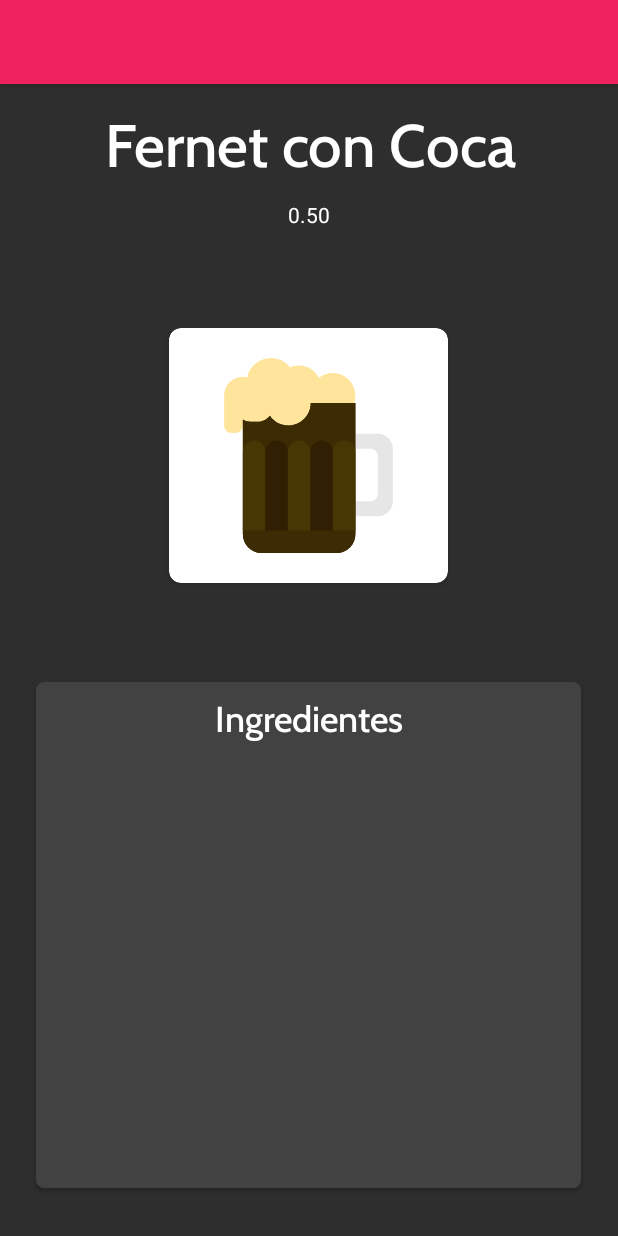
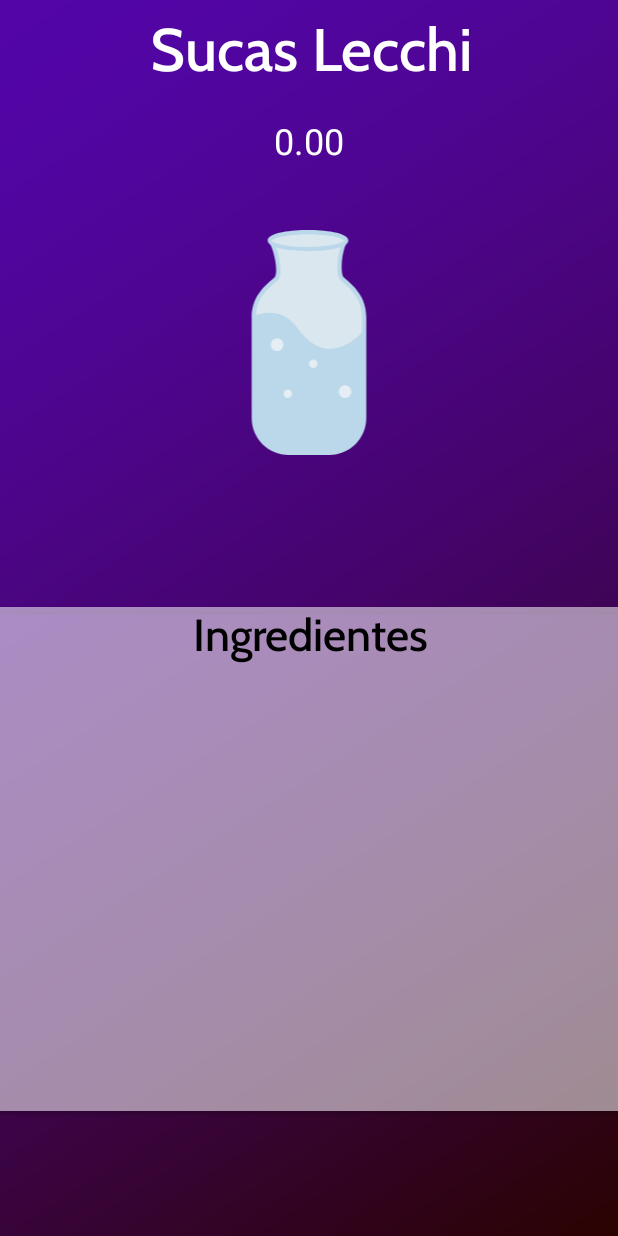
Before and after one commit to RamosMicaela/BarmanIOT, an Android app: the TragosActivity screen opened directly, with no data from a screen before it, on a phone screen of 412 x 824 dp. Run offline under Robolectric (Android 15) with nearby library versions, the phone set to English and light mode, and no system bars; Roboto replaces fonts that are not available here.

Commit message:
Cambios estéticos a la app

```diff
--- a/Android/BarmanIOT/app/src/main/AndroidManifest.xml
+++ b/Android/BarmanIOT/app/src/main/AndroidManifest.xml
@@ -8,7 +8,7 @@
         android:label="@string/app_name"
         android:roundIcon="@mipmap/ic_launcher_round"
         android:supportsRtl="true"
-        android:theme="@style/AppTheme">
+        android:theme="@style/AppTheme.NoActionBar">
         <activity android:name=".TragosActivity"></activity>
         <activity
             android:name=".MainActivity"
--- a/Android/BarmanIOT/app/src/main/java/com/example/myapplication/MainActivity.java
+++ b/Android/BarmanIOT/app/src/main/java/com/example/myapplication/MainActivity.java
@@ -28,8 +28,10 @@ public class MainActivity extends AppCompatActivity {
     protected void onCreate(Bundle savedInstanceState) {
         super.onCreate(savedInstanceState);
         setContentView(R.layout.activity_main);
-        Toolbar toolbar = findViewById(R.id.toolbar);
-        setSupportActionBar(toolbar);
+    }
+
+    public void onClickPingButton(View v) {
+
     }
 
     public void onClickTragos(View v){
--- a/Android/BarmanIOT/app/src/main/java/com/example/myapplication/adapters/TragosPagerAdapter.java
+++ b/Android/BarmanIOT/app/src/main/java/com/example/myapplication/adapters/TragosPagerAdapter.java
@@ -13,29 +13,38 @@ import android.widget.TextView;
 import com.example.myapplication.R;
 import com.example.myapplication.model.Trago;
 
+import java.util.ArrayList;
 import java.util.Locale;
 
 public class TragosPagerAdapter extends PagerAdapter {
     private Context mContext;
-    private Trago[] mTragos;
+    private ArrayList<Trago> mTragos;
     public TragosPagerAdapter(Context context) {
         mContext = context;
-        Trago trago = new Trago("Fernet con Coca", .5f, R.drawable.ic_fernet);
-        mTragos = new Trago[5];
-        mTragos[0] = trago;
+        mTragos = new ArrayList<>();
+
+        Trago trago = new Trago("Sucas Lecchi", 0.0f, R.drawable.ic_water);
+        mTragos.add(trago);
+
+        trago = new Trago("Fernet con Coca", .5f, R.drawable.ic_fernet);
+        mTragos.add(trago);
+
+        trago = new Trago("Destornillador", .3f, R.drawable.ic_destornillador);
+        mTragos.add(trago);
+
         trago = new Trago("Gancia con Sprite", .4f, R.drawable.ic_gancia);
-        mTragos[1] = trago;
-        trago = new Trago("Destornillador", .3f, R.drawable.ic_destornillador);
-        mTragos[2] = trago;
-        trago = new Trago("Cuba Libre", .2f, R.drawable.ic_champagne);
-        mTragos[3] = trago;
+        mTragos.add(trago);
+
+        trago = new Trago("Cuba Libre", .2f, R.drawable.ic_wisky);
+        mTragos.add(trago);
+
         trago = new Trago("Banana Mama", .1f, R.drawable.ic_daikiri);
-        mTragos[4] = trago;
+        mTragos.add(trago);
     }
 
     @Override
     public int getCount() {
-        return mTragos.length;
+        return mTragos.size();
     }
 
     @Override
@@ -50,9 +59,9 @@ public class TragosPagerAdapter extends PagerAdapter {
         LayoutInflater inflater = LayoutInflater.from(mContext);
         ViewGroup layout = (ViewGroup) inflater.inflate(R.layout.page_trago, collection, false);
 
-        ((TextView)layout.findViewById(R.id.nombreTextView)).setText(mTragos[position].getNombre());
-        ((TextView)layout.findViewById(R.id.graduacionTextView)).setText(String.format(Locale.getDefault(),"%.2f",mTragos[position].getGraduacion()));
-        ((ImageView)layout.findViewById(R.id.tragoImage)).setImageResource(mTragos[position].getmIcon());
+        ((TextView)layout.findViewById(R.id.nombreTextView)).setText(mTragos.get(position).getNombre());
+        ((TextView)layout.findViewById(R.id.graduacionTextView)).setText(String.format(Locale.getDefault(),"%.2f",mTragos.get(position).getGraduacion()));
+        ((ImageView)layout.findViewById(R.id.tragoImage)).setImageResource(mTragos.get(position).getmIcon());
         collection.addView(layout);
         return layout;
     }
@@ -65,7 +74,7 @@ public class TragosPagerAdapter extends PagerAdapter {
 
     @Override
     public CharSequence getPageTitle(int position) {
-        return mTragos[position].getNombre();
+        return mTragos.get(position).getNombre();
     }
 
 }
--- /dev/null
+++ b/Android/BarmanIOT/app/src/main/res/drawable/ic_background_gradient_violeta.xml
@@ -0,0 +1,19 @@
+<vector android:height="24dp" android:viewportHeight="1920"
+    android:viewportWidth="1080" android:width="24dp"
+    xmlns:aapt="http://schemas.android.com/aapt" xmlns:android="http://schemas.android.com/apk/res/android">
+    <path android:pathData="M0,0h1080v1920h-1080z"
+        android:strokeColor="#000000" android:strokeWidth="1">
+        <aapt:attr name="android:fillColor">
+            <gradient android:endX="1090.6921" android:endY="1913.8269"
+                android:startX="-10.6921" android:startY="6.1731" android:type="linear">
+                <item android:color="#FF5305A8" android:offset="0"/>
+                <item android:color="#FF5105A1" android:offset="0.1166"/>
+                <item android:color="#FF4D058D" android:offset="0.287"/>
+                <item android:color="#FF45046D" android:offset="0.4904"/>
+                <item android:color="#FF3A0441" android:offset="0.7193"/>
+                <item android:color="#FF2C0308" android:offset="0.9666"/>
+                <item android:color="#FF2A0300" android:offset="1"/>
+            </gradient>
+        </aapt:attr>
+    </path>
+</vector>
--- /dev/null
+++ b/Android/BarmanIOT/app/src/main/res/drawable/ic_water.xml
@@ -0,0 +1,14 @@
+<vector android:height="24dp" android:viewportHeight="53"
+    android:viewportWidth="53" android:width="24dp" xmlns:android="http://schemas.android.com/apk/res/android">
+    <path android:fillColor="#DAE7EF" android:pathData="M17.272,2.5c1.376,1.039 2.781,7.875 1.474,9c-2.108,1.815 -5.247,4.242 -5.247,9v23.791c0,4.515 3.694,8.209 8.209,8.209h9.582c4.515,0 8.209,-3.694 8.209,-8.209V20.5c0,-4.772 -3.099,-7.193 -5.173,-9.013c-1.286,-1.129 -0.424,-7.961 0.946,-8.987"/>
+    <path android:fillColor="#BBD7EA" android:pathData="M31.291,53h-9.582C16.907,53 13,49.093 13,44.291V20.5c0,-4.746 2.943,-7.261 5.093,-9.098l0.328,-0.281c0.182,-0.156 0.379,-0.765 0.341,-1.965c-0.084,-2.59 -1.079,-5.721 -1.791,-6.257l0.604,-0.799c1.227,0.927 2.114,4.778 2.187,7.023c0.046,1.416 -0.179,2.316 -0.688,2.755l-0.331,0.283C16.63,13.968 14,16.215 14,20.5v23.791C14,48.542 17.458,52 21.709,52h9.582C35.542,52 39,48.542 39,44.291V20.5c0,-4.284 -2.58,-6.528 -4.652,-8.332l-0.351,-0.305c-0.745,-0.654 -0.842,-2.354 -0.791,-3.666c0.073,-1.901 0.618,-5.236 1.767,-6.098l0.6,0.801c-0.564,0.423 -1.269,2.794 -1.367,5.335c-0.063,1.657 0.181,2.639 0.452,2.876l0.347,0.303C37.112,13.248 40,15.761 40,20.5v23.791C40,49.093 36.093,53 31.291,53z"/>
+    <path android:fillColor="#DAE7EF" android:pathData="M17.272,2.5a9,2 0,1 0,18 0a9,2 0,1 0,-18 0z"/>
+    <path android:fillColor="#BBD7EA" android:pathData="M26.272,5c-3.528,0 -9.5,-0.526 -9.5,-2.5s5.972,-2.5 9.5,-2.5s9.5,0.526 9.5,2.5S29.801,5 26.272,5zM26.272,1c-5.303,0 -8.353,0.982 -8.501,1.509C17.92,3.018 20.97,4 26.272,4c5.273,0 8.319,-0.972 8.498,-1.5C34.592,1.972 31.546,1 26.272,1z"/>
+    <path android:fillColor="#231F20" android:pathData="M30.5,45.59m-1,0a1,1 0,1 1,2 0a1,1 0,1 1,-2 0"/>
+    <path android:fillColor="#231F20" android:pathData="M23,47.09m-1.5,0a1.5,1.5 0,1 1,3 0a1.5,1.5 0,1 1,-3 0"/>
+    <path android:fillColor="#BBD7EA" android:pathData="M31.858,27.976c-0.198,0.021 -0.397,0.032 -0.597,0.032c-2.578,0 -5.208,-1.756 -7.644,-5.114c-3.532,-4.865 -8.545,-3.303 -10.107,-2.654c-0.002,0.088 -0.011,0.171 -0.011,0.26v23.791c0,4.515 3.694,8.209 8.209,8.209h9.582c4.515,0 8.209,-3.694 8.209,-8.209V23.428C36.719,27.024 33.388,27.814 31.858,27.976z"/>
+    <path android:fillColor="#E4EEF4" android:pathData="M19,27m-1.5,0a1.5,1.5 0,1 1,3 0a1.5,1.5 0,1 1,-3 0"/>
+    <path android:fillColor="#E4EEF4" android:pathData="M21.5,38.59m-1,0a1,1 0,1 1,2 0a1,1 0,1 1,-2 0"/>
+    <path android:fillColor="#E4EEF4" android:pathData="M27.5,31.5m-1,0a1,1 0,1 1,2 0a1,1 0,1 1,-2 0"/>
+    <path android:fillColor="#E4EEF4" android:pathData="M35,38.09m-1.5,0a1.5,1.5 0,1 1,3 0a1.5,1.5 0,1 1,-3 0"/>
+</vector>
--- /dev/null
+++ b/Android/BarmanIOT/app/src/main/res/drawable/ic_wisky.xml
@@ -0,0 +1,16 @@
+<vector android:height="24dp" android:viewportHeight="41"
+    android:viewportWidth="41" android:width="24dp" xmlns:android="http://schemas.android.com/apk/res/android">
+    <path android:fillColor="#231F20" android:pathData="M14.078,27.051c-0.035,0 -0.07,-0.001 -0.105,-0.002c-0.802,-0.027 -1.544,-0.364 -2.09,-0.948l-3.205,-3.43c-1.13,-1.209 -1.065,-3.111 0.144,-4.24l3.43,-3.204c1.208,-1.13 3.11,-1.064 4.24,0.144l3.205,3.43c1.13,1.209 1.065,3.111 -0.144,4.24l-3.43,3.204C15.564,26.767 14.842,27.051 14.078,27.051zM14.299,16.419c-0.245,0 -0.49,0.089 -0.683,0.269l-3.43,3.204c-0.403,0.377 -0.424,1.011 -0.048,1.414l3.205,3.43c0.181,0.193 0.429,0.306 0.697,0.314c0.27,0.008 0.522,-0.086 0.716,-0.267l3.431,-3.204c0.403,-0.377 0.424,-1.011 0.048,-1.414l-3.205,-3.43C14.833,16.525 14.567,16.419 14.299,16.419zM18.87,22.31h0.01H18.87z"/>
+    <path android:fillColor="#DAE7EF" android:pathData="M3.5,2.5a17,2 0,1 0,34 0a17,2 0,1 0,-34 0z"/>
+    <path android:fillColor="#BBD7EA" android:pathData="M20.5,5C17.578,5 3,4.88 3,2.5S17.578,0 20.5,0S38,0.12 38,2.5S23.422,5 20.5,5zM4.121,2.5C5.247,3.165 11.159,4 20.5,4s15.253,-0.835 16.379,-1.5C35.753,1.835 29.841,1 20.5,1S5.247,1.835 4.121,2.5zM37.034,2.623h0.01H37.034z"/>
+    <path android:fillColor="#DAE7EF" android:pathData="M20.5,4.5c-9.389,0 -17,-0.343 -17,-2l3,36c0,1.104 7.925,2 14,2s14,-0.896 14,-2l3,-36C37.5,4.157 29.889,4.5 20.5,4.5z"/>
+    <path android:fillColor="#BBD7EA" android:pathData="M20.5,41c-3.053,0 -6.546,-0.221 -9.344,-0.59C6,39.729 6,38.93 6,38.5L3.013,2.681C3.004,2.621 3,2.562 3,2.5C3,2.232 3.211,2.012 3.479,2c0.259,-0.006 0.497,0.191 0.519,0.458l0.007,0.088C4.12,3.019 6.095,4 20.5,4s16.381,-0.981 16.494,-1.454l0.008,-0.088C37.024,2.191 37.263,2.004 37.521,2C37.789,2.012 38,2.232 38,2.5c0,0.062 -0.004,0.121 -0.014,0.181l-2.988,35.861C35,38.93 35,39.729 29.844,40.41C27.046,40.779 23.553,41 20.5,41zM6.994,38.403C7.743,39.116 14.139,40 20.5,40c6.366,0 12.768,-0.886 13.508,-1.598L36.892,3.78C35.064,4.566 30.567,5 20.5,5S5.936,4.566 4.108,3.78L6.994,38.403zM34.004,38.455C34.001,38.469 34,38.483 34,38.5L34.004,38.455zM6.997,38.443l0.001,0.015C6.999,38.454 6.998,38.448 6.997,38.443z"/>
+    <path android:fillColor="#FFFFFF" android:pathData="M29.593,19.825l-3.43,3.205c-0.804,0.751 -2.076,0.708 -2.827,-0.096l-3.205,-3.43c-0.751,-0.804 -0.708,-2.076 0.096,-2.827l3.43,-3.205c0.804,-0.751 2.076,-0.708 2.827,0.096l3.205,3.43C30.44,17.802 30.397,19.074 29.593,19.825z"/>
+    <path android:fillColor="#CC6329" android:pathData="M20.582,19.5c-8.046,0 -14.578,-0.703 -15.636,-1.614c-0.054,-0.015 -0.116,-0.03 -0.167,-0.045l1.338,16.053c2.469,0.868 9.065,1.493 14.384,1.493s11.914,-0.625 14.384,-1.493l1.338,-16.053c-0.042,0.012 -0.092,0.024 -0.135,0.037C35.08,18.793 28.654,19.5 20.582,19.5z"/>
+    <path android:fillColor="#AD5123" android:pathData="M28.782,16.03l0.907,0.971c0.548,0.586 0.668,1.421 0.384,2.121c3.766,-0.342 6.167,-0.883 6.167,-1.493C36.239,16.951 33.285,16.359 28.782,16.03z"/>
+    <path android:fillColor="#AD5123" android:pathData="M12.901,15.99c-4.861,0.32 -8.123,0.933 -8.123,1.639c0,0.535 1.888,1.016 4.916,1.357L12.901,15.99z"/>
+    <path android:fillColor="#AD5123" android:pathData="M15.53,15.854c0.08,0.063 0.16,0.125 0.231,0.202l3.205,3.43c0.001,0.001 0.002,0.003 0.003,0.004c0.383,0.005 0.766,0.009 1.158,0.011c-0.745,-0.804 -0.7,-2.071 0.101,-2.82l0.986,-0.921c-0.211,-0.001 -0.418,-0.004 -0.631,-0.004C18.809,15.755 17.115,15.791 15.53,15.854z"/>
+    <path android:fillColor="#FFFFFF" android:pathData="M18.869,22.309l-3.43,3.205c-0.804,0.751 -2.076,0.708 -2.827,-0.096l-3.205,-3.43c-0.751,-0.804 -0.708,-2.076 0.096,-2.827l3.43,-3.205c0.804,-0.751 2.076,-0.708 2.827,0.096l3.205,3.43C19.716,20.286 19.673,21.558 18.869,22.309z"/>
+    <path android:fillColor="#E28759" android:pathData="M9.739,18.941l-0.235,0.22c-0.804,0.751 -0.847,2.023 -0.096,2.827l3.205,3.43c0.751,0.804 2.023,0.847 2.827,0.096l3.43,-3.205c0.802,-0.749 0.846,-2.017 0.1,-2.821C15.406,19.441 12.203,19.241 9.739,18.941z"/>
+    <path android:fillColor="#E28759" android:pathData="M26.498,28.519l-3.43,3.205c-0.804,0.751 -2.076,0.708 -2.827,-0.096l-3.205,-3.43c-0.751,-0.804 -0.708,-2.076 0.096,-2.827l3.43,-3.205c0.804,-0.751 2.076,-0.708 2.827,0.096l3.205,3.43C27.345,26.496 27.301,27.769 26.498,28.519z"/>
+</vector>
--- a/Android/BarmanIOT/app/src/main/res/layout/page_trago.xml
+++ b/Android/BarmanIOT/app/src/main/res/layout/page_trago.xml
@@ -1,24 +1,25 @@
 <?xml version="1.0" encoding="utf-8"?>
-<android.support.constraint.ConstraintLayout
-    xmlns:android="http://schemas.android.com/apk/res/android"
+<android.support.constraint.ConstraintLayout xmlns:android="http://schemas.android.com/apk/res/android"
     xmlns:app="http://schemas.android.com/apk/res-auto"
     xmlns:tools="http://schemas.android.com/tools"
     android:layout_width="match_parent"
     android:layout_height="match_parent"
-    android:background="#2E2E2E">
-
+    android:background="@drawable/ic_background_gradient_violeta">
 
     <TextView
         android:id="@+id/nombreTextView"
         android:layout_width="415dp"
         android:layout_height="53dp"
-        android:layout_marginTop="16dp"
+        android:layout_marginTop="8dp"
+        android:layout_marginBottom="16dp"
         android:gravity="center"
         android:text="Fernet"
         android:textColor="#fff"
         android:textSize="40sp"
         app:fontFamily="@font/cabin_medium"
+        app:layout_constraintBottom_toTopOf="@+id/graduacionTextView"
         app:layout_constraintEnd_toEndOf="parent"
+        app:layout_constraintHorizontal_bias="0.5"
         app:layout_constraintStart_toStartOf="parent"
         app:layout_constraintTop_toTopOf="parent" />
 
@@ -26,71 +27,48 @@
         android:id="@+id/graduacionTextView"
         android:layout_width="wrap_content"
         android:layout_height="wrap_content"
-        android:layout_marginStart="8dp"
-        android:layout_marginLeft="8dp"
-        android:layout_marginTop="8dp"
-        android:layout_marginEnd="8dp"
-        android:layout_marginRight="8dp"
+        android:layout_marginTop="77dp"
         android:text="%"
         android:textColor="#fff"
-        android:textSize="14sp"
+        android:textSize="24sp"
         app:layout_constraintEnd_toEndOf="parent"
+        app:layout_constraintHorizontal_bias="0.5"
         app:layout_constraintStart_toStartOf="parent"
-        app:layout_constraintTop_toBottomOf="@+id/nombreTextView" />
+        app:layout_constraintTop_toTopOf="parent" />
 
-    <android.support.v7.widget.CardView
-        android:id="@+id/imageContainer"
-        android:layout_width="wrap_content"
-        android:layout_height="182dp"
+    <ImageView
+        android:id="@+id/tragoImage"
+        android:layout_width="match_parent"
+        android:layout_height="150dp"
         android:layout_marginTop="8dp"
-        android:layout_marginEnd="8dp"
-        android:layout_marginRight="8dp"
         android:layout_marginBottom="8dp"
-        android:padding="100dp"
-        app:cardCornerRadius="8dp"
-        app:cardUseCompatPadding="true"
-        app:layout_constraintBottom_toTopOf="@+id/ingredientesContainer"
-        app:layout_constraintEnd_toEndOf="parent"
-        app:layout_constraintHorizontal_bias="0.519"
-        app:layout_constraintStart_toStartOf="parent"
-        app:layout_constraintTop_toBottomOf="@+id/graduacionTextView">
-
-        <ImageView
-            android:id="@+id/tragoImage"
-            android:layout_width="186dp"
-            android:layout_height="match_parent"
-            android:contentDescription="@string/todo"
-            android:padding="20dp"
-            app:srcCompat="@drawable/ic_daikiri"
-            tools:layout_editor_absoluteX="50dp"
-            tools:layout_editor_absoluteY="459dp" />
-    </android.support.v7.widget.CardView>
-
-    <android.support.v7.widget.CardView
-        android:id="@+id/ingredientesContainer"
-        android:layout_width="363dp"
-        android:layout_height="337dp"
-        android:layout_marginStart="24dp"
-        android:layout_marginLeft="24dp"
-        android:layout_marginEnd="24dp"
-        android:layout_marginRight="24dp"
-        android:layout_marginBottom="32dp"
-        app:cardBackgroundColor="#424242"
-        app:cardCornerRadius="5dp"
         app:layout_constraintBottom_toBottomOf="parent"
         app:layout_constraintEnd_toEndOf="parent"
         app:layout_constraintHorizontal_bias="0.0"
-        app:layout_constraintStart_toStartOf="parent">
+        app:layout_constraintStart_toStartOf="parent"
+        app:layout_constraintTop_toBottomOf="@+id/graduacionTextView"
+        app:layout_constraintVertical_bias="0.065"
+        app:srcCompat="@drawable/ic_champagne" />
+
+    <android.support.v7.widget.CardView
+        android:id="@+id/cardView"
+        android:layout_width="426dp"
+        android:layout_height="336dp"
+        android:layout_marginTop="321dp"
+        app:cardBackgroundColor="@color/colorAccent"
+        app:layout_constraintBottom_toBottomOf="parent"
+        app:layout_constraintEnd_toEndOf="parent"
+        app:layout_constraintStart_toStartOf="parent"
+        app:layout_constraintTop_toTopOf="parent" >
 
         <TextView
-            android:id="@+id/ingredientesTitle"
+            android:id="@+id/ingredientsTitle"
             android:layout_width="match_parent"
             android:layout_height="wrap_content"
             android:gravity="center"
-            android:paddingTop="10dp"
             android:text="Ingredientes"
-            android:textColor="@color/colorAccent"
-            android:textSize="24sp"
+            android:textColor="#000"
+            android:textSize="30sp"
             app:fontFamily="@font/cabin_medium" />
     </android.support.v7.widget.CardView>
 
--- a/Android/BarmanIOT/app/src/main/res/values/colors.xml
+++ b/Android/BarmanIOT/app/src/main/res/values/colors.xml
@@ -1,6 +1,6 @@
 <?xml version="1.0" encoding="utf-8"?>
 <resources>
-    <color name="colorPrimary">#F0225D</color>
+    <color name="colorPrimary">#5E009C</color>
     <color name="colorPrimaryDark">#00574B</color>
-    <color name="colorAccent">#FFFFFF</color>
+    <color name="colorAccent">#8AFFFFFF</color>
 </resources>
--- a/Android/BarmanIOT/app/src/main/res/values/styles.xml
+++ b/Android/BarmanIOT/app/src/main/res/values/styles.xml
@@ -6,7 +6,7 @@
         <item name="colorPrimary">@color/colorPrimary</item>
         <item name="colorPrimaryDark">@color/colorPrimaryDark</item>
         <item name="colorAccent">@color/colorAccent</item>
-        <item name="android:colorPrimaryDark">#C4214E</item>
+        <item name="android:colorPrimaryDark">#242424</item>
     </style>
 
     <style name="AppTheme.NoActionBar">
```
Also changed, not shown: Android/BarmanIOT/app/src/main/res/drawable/ic_coctelera_color.xml (+6 -12 lines), Android/BarmanIOT/app/src/main/res/drawable/ic_thermos.xml (added, +7 -0 lines), Android/BarmanIOT/app/src/main/res/layout/activity_main.xml (+0 -14 lines), Android/BarmanIOT/app/src/main/res/layout/content_main.xml (+46 -17 lines), Android/BarmanIOT/app/src/main/res/drawable/emoji.png (added).
